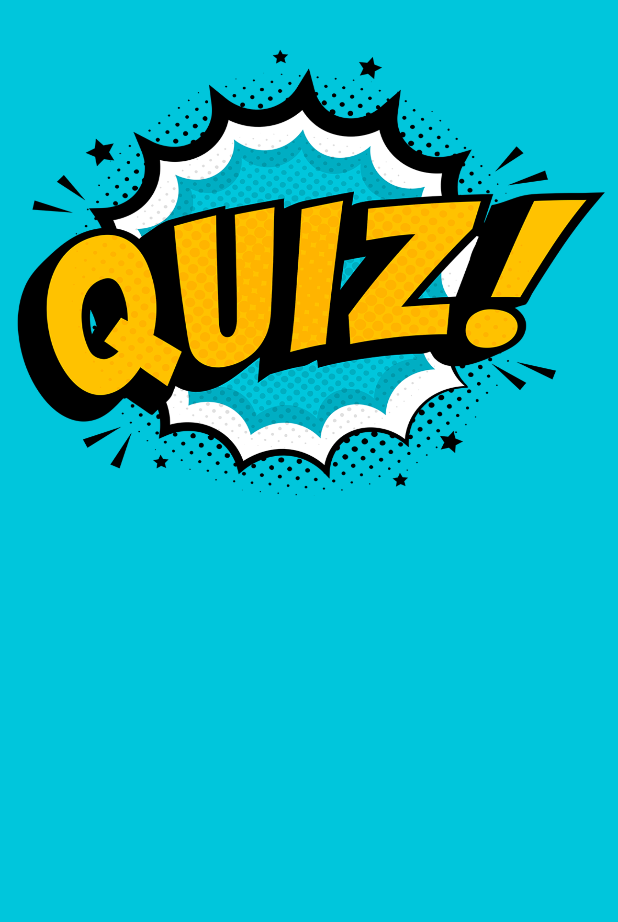
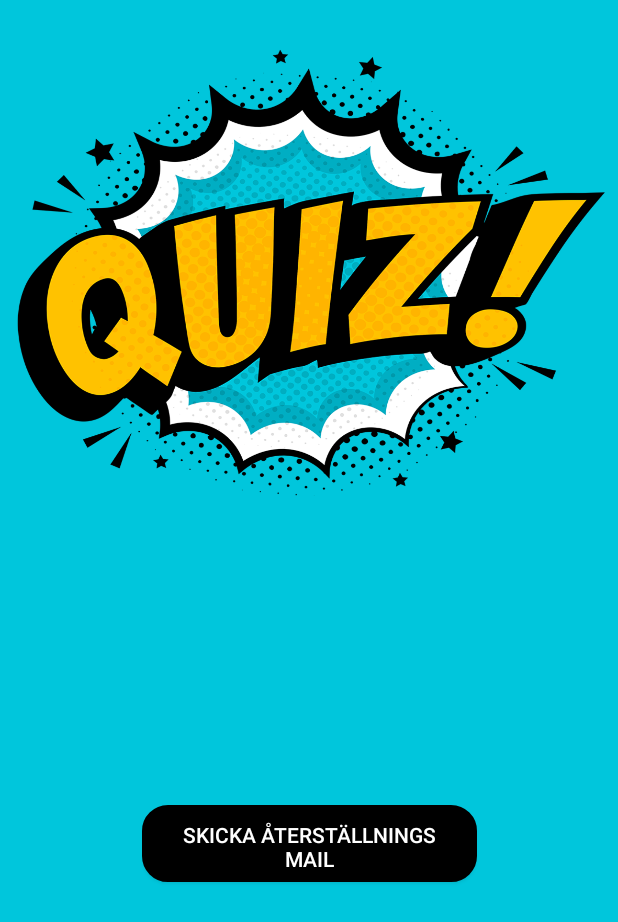
Before and after one commit to marvinjacobson/QuizAppen, an Android app: the Changepw screen opened directly, with no data from a screen before it, on a phone screen of 412 x 824 dp. Shown: the top 922 px of the screen. Run offline under Robolectric (Android 15) with nearby library versions, the phone set to English and light mode, and no system bars; our stand-ins replace Firebase (no records; nobody signed in at launch, a user with empty details on screens opened directly).

Commit message:
Återställningsmail för lösenord

```diff
--- a/app/src/main/java/com/example/quizapp/Changepw.java
+++ b/app/src/main/java/com/example/quizapp/Changepw.java
@@ -1,17 +1,78 @@
 package com.example.quizapp;
 
+import androidx.annotation.NonNull;
 import androidx.appcompat.app.AppCompatActivity;
-
 import android.content.Intent;
+import android.net.Uri;
 import android.os.Bundle;
+import android.os.Handler;
+import android.os.Looper;
+import android.util.Log;
 import android.view.View;
 import android.widget.Button;
+import android.widget.Toast;
+
+import com.google.android.gms.tasks.Task;
+import com.google.firebase.auth.FirebaseAuth;
+import com.google.android.gms.tasks.OnCompleteListener;
+import com.google.firebase.auth.FirebaseUser;
 
 public class Changepw extends AppCompatActivity {
+
+    private static final String TAG = "MainActivity";
+    Button btnSendPassReset;
+
+    FirebaseUser user = FirebaseAuth.getInstance().getCurrentUser();
+        // Mail
+        String email = user.getEmail();
+
+        // Kolla om användarens mail är varifierad
+        boolean emailVerified = user.isEmailVerified();
+        String uid = user.getUid();
 
     @Override
     protected void onCreate(Bundle savedInstanceState) {
         super.onCreate(savedInstanceState);
         setContentView(R.layout.activity_changepw);
+        btnSendPassReset = (Button)findViewById(R.id.btn_SendPassResetMail);
+
+        btnSendPassReset.setOnClickListener(new View.OnClickListener() {
+            @Override
+            public void onClick(View v) {
+                sendPasswordReset();
+                Toast.makeText(Changepw.this, "Återställnings mail är skickat, du kommer nu loggas ut.", Toast.LENGTH_SHORT).show();
+                //Loggar ut efter 5 sec.
+                final Handler handler = new Handler(Looper.getMainLooper());
+                handler.postDelayed(new Runnable() {
+                    @Override
+                    public void run() {
+                        FirebaseAuth.getInstance().signOut();
+                        openMainActivity();
+                    }
+                }, 5000);
+            }
+        });
     }
+
+    public void sendPasswordReset() {
+        FirebaseAuth auth = FirebaseAuth.getInstance();
+        String emailAddress = email;
+
+        auth.sendPasswordResetEmail(emailAddress)
+                .addOnCompleteListener(new OnCompleteListener<Void>() {
+                    @Override
+                    public void onComplete(@NonNull Task<Void> task) {
+                        if (task.isSuccessful()) {
+                            Log.d(TAG, "Återställnings mail är skickat, du kommer nu loggas ut.");
+                        }
+                    }
+                });
+    }
+
+    //Går tillbaka till main
+    public void openMainActivity(){
+        Intent intent = new Intent(this, MainActivity.class);
+        startActivity(intent);
+    }
+
 }
--- a/app/src/main/res/layout/activity_changepw.xml
+++ b/app/src/main/res/layout/activity_changepw.xml
@@ -1,9 +1,21 @@
 <?xml version="1.0" encoding="utf-8"?>
 <androidx.constraintlayout.widget.ConstraintLayout xmlns:android="http://schemas.android.com/apk/res/android"
+    xmlns:app="http://schemas.android.com/apk/res-auto"
     xmlns:tools="http://schemas.android.com/tools"
     android:layout_width="match_parent"
     android:layout_height="match_parent"
     android:background="@drawable/appbakgrund"
     tools:context=".Changepw">
 
+    <Button
+        android:id="@+id/btn_SendPassResetMail"
+        style="@style/Widget.AppCompat.Button.Colored"
+        android:layout_width="223dp"
+        android:layout_height="51dp"
+        android:layout_marginBottom="236dp"
+        android:background="@drawable/roundedet"
+        android:text="Skicka återställnings mail"
+        app:layout_constraintBottom_toBottomOf="parent"
+        app:layout_constraintEnd_toEndOf="parent"
+        app:layout_constraintStart_toStartOf="parent" />
 </androidx.constraintlayout.widget.ConstraintLayout>
--- a/app/src/main/res/layout/activity_main.xml
+++ b/app/src/main/res/layout/activity_main.xml
@@ -53,7 +53,6 @@
         android:layout_marginStart="92dp"
         android:layout_marginTop="100dp"
         android:background="@drawable/roundedet"
-
         android:text="Sign up"
         app:layout_constraintStart_toStartOf="parent"
         app:layout_constraintTop_toBottomOf="@+id/btn_log_in" />
```
